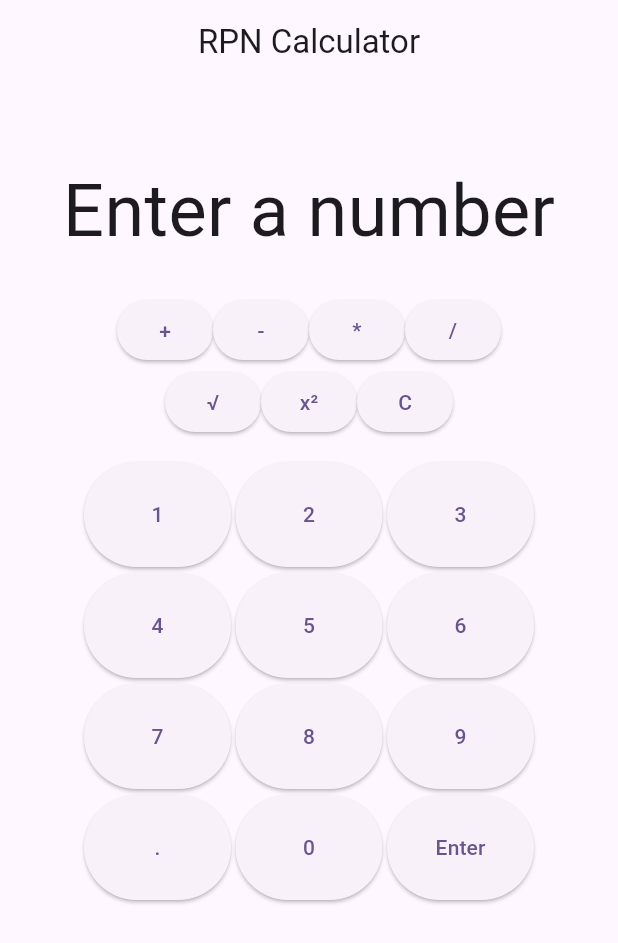
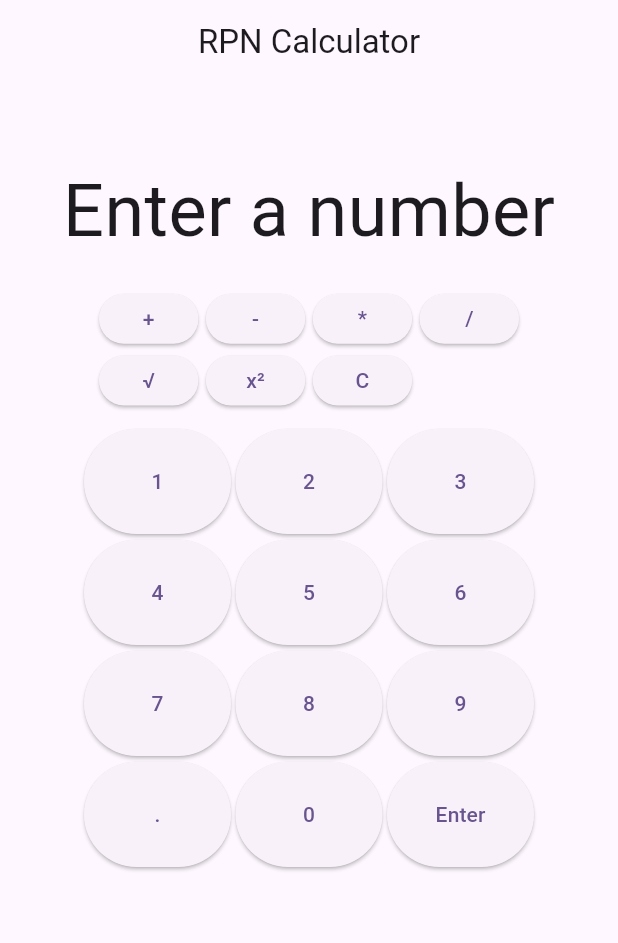
Before and after one commit to hoeeg79/reverse_cowgirl, a Flutter app: the screen it shows after launch, on a phone screen of 412 x 824 dp. Shown: the top 943 px of the screen. Run offline on Flutter 3.47's test engine with Material 3 defaults, Android fonts, the phone set to English and light mode, and no system bars.

Commit message:
grid for command buttons

```diff
--- a/lib/calculator_screen.dart
+++ b/lib/calculator_screen.dart
@@ -61,8 +61,16 @@ class _CalculatorScreenState extends State<CalculatorScreen> {
                 ),
               ],
             ),
-            Row(
-              mainAxisAlignment: MainAxisAlignment.center,
+            Container(
+              height: 90,
+              width: 280,
+              child: GridView(
+                gridDelegate: const SliverGridDelegateWithFixedCrossAxisCount(
+                  crossAxisCount: 4,
+                  crossAxisSpacing: 5,
+                  mainAxisSpacing: 8,
+                  childAspectRatio: 2,
+                ),
                 children: [
                   ElevatedButton(
                     onPressed: () {
@@ -100,11 +108,6 @@ class _CalculatorScreenState extends State<CalculatorScreen> {
                     },
                     child: const Text('/'),
                   ),
-              ],
-            ),
-            Row(
-              mainAxisAlignment: MainAxisAlignment.center,
-              children: [
                   ElevatedButton(
                     onPressed: () {
                       setState(() {
@@ -135,12 +138,12 @@ class _CalculatorScreenState extends State<CalculatorScreen> {
                   ),
                 ],
               ),
-            const SizedBox(height: 16),
+            ),
             Container(
               height: 300,
               width: 300,
               child: GridView(
-                gridDelegate: SliverGridDelegateWithFixedCrossAxisCount(
+                gridDelegate: const SliverGridDelegateWithFixedCrossAxisCount(
                   crossAxisCount: 3,
                   crossAxisSpacing: 3,
                   mainAxisSpacing: 4,
```
Lines whose indentation alone changed are shown as unchanged.
